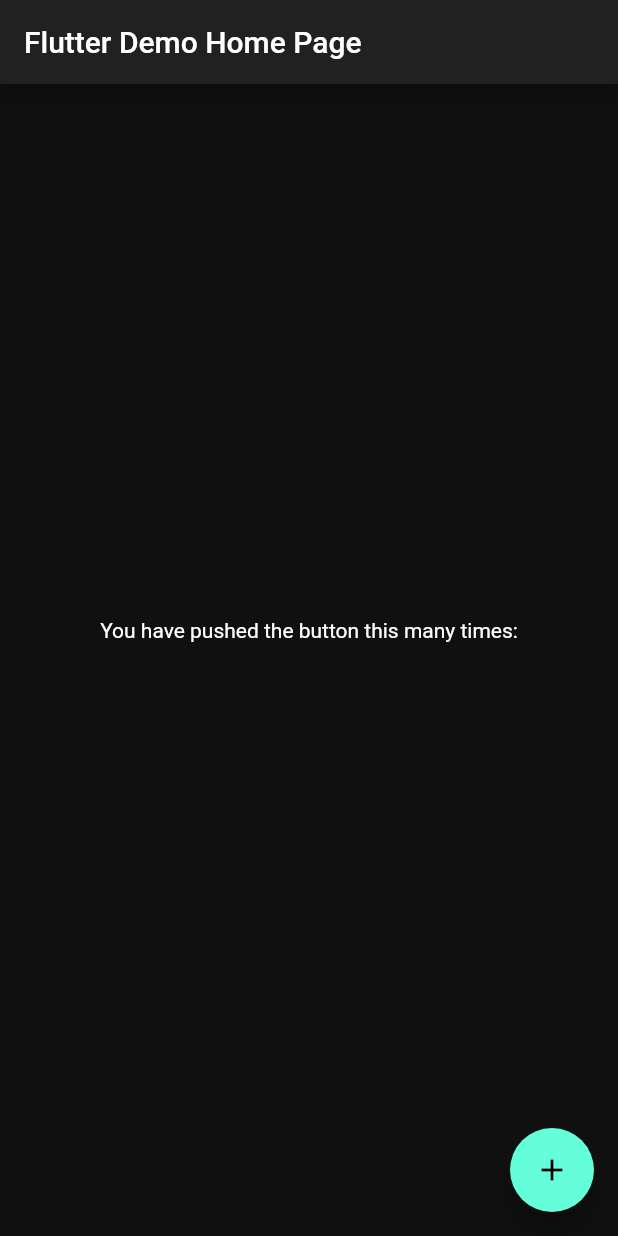
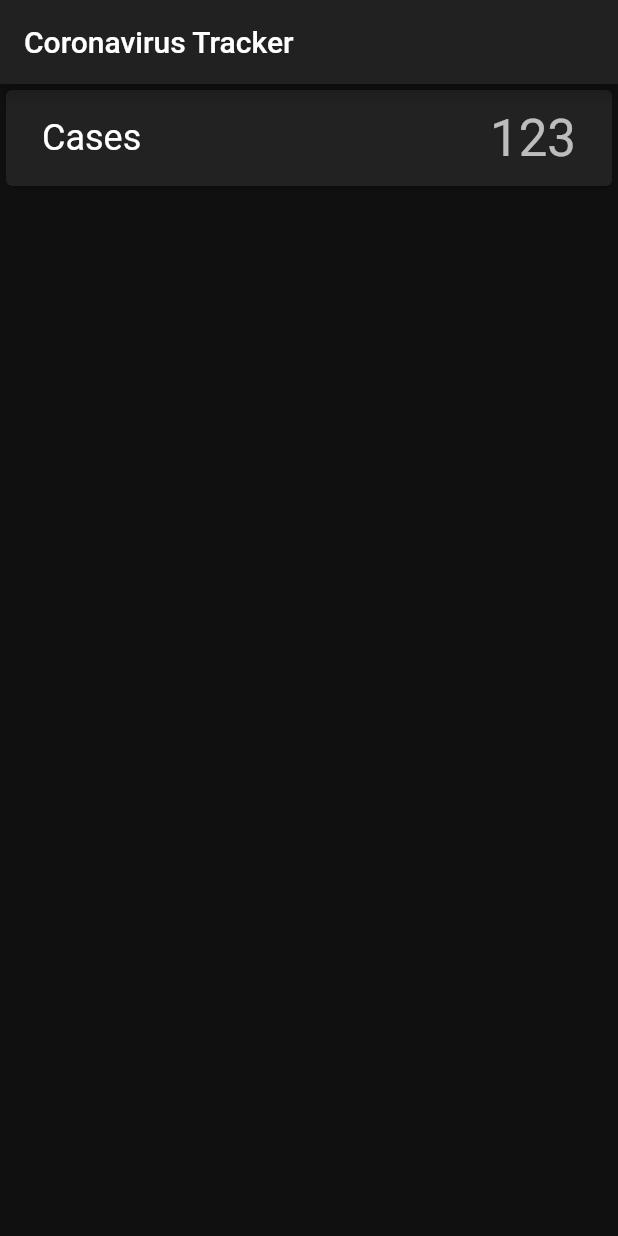
Before and after one commit to rlou88/covid_tracker_app_flutter, a Flutter app: the screen it shows after launch, on a phone screen of 412 x 824 dp. Run offline on Flutter 3.47's test engine with Material 2 defaults, Android fonts, the phone set to English and light mode, and no system bars.

Commit message:
add: cases card

```diff
--- a/lib/main.dart
+++ b/lib/main.dart
@@ -1,6 +1,7 @@
 import 'package:covid_tracker_app/app/repositories/data_repository.dart';
 import 'package:covid_tracker_app/app/services/api.dart';
 import 'package:covid_tracker_app/app/services/api_service.dart';
+import 'package:covid_tracker_app/ui/dashboard.dart';
 import 'package:flutter/material.dart';
 import 'package:provider/provider.dart';
 
@@ -17,119 +18,14 @@ class MyApp extends StatelessWidget {
         apiService: APIService(API.sandbox()),
       ),
       child: MaterialApp(
-        showSemanticsDebugger: false,
+        debugShowCheckedModeBanner: false,
         title: 'Coronavirus Tracker',
         theme: ThemeData.dark().copyWith(
           scaffoldBackgroundColor: Color(0xFF101010),
           cardColor: Color(0xFF222222),
         ),
-        home: MyHomePage(title: 'Flutter Demo Home Page'),
+        home: Dashboard(),
       ),
     );
   }
 }
-
-class MyHomePage extends StatefulWidget {
-  MyHomePage({Key key, this.title}) : super(key: key);
-
-  // This widget is the home page of your application. It is stateful, meaning
-  // that it has a State object (defined below) that contains fields that affect
-  // how it looks.
-
-  // This class is the configuration for the state. It holds the values (in this
-  // case the title) provided by the parent (in this case the App widget) and
-  // used by the build method of the State. Fields in a Widget subclass are
-  // always marked "final".
-
-  final String title;
-
-  @override
-  _MyHomePageState createState() => _MyHomePageState();
-}
-
-class _MyHomePageState extends State<MyHomePage> {
-  String _accessToken = '';
-  int _cases;
-  int _deaths;
-
-  void _updateAccessToken() async {
-    final apiService = APIService(API.sandbox());
-    final accessToken = await apiService.getAccessToken();
-    final cases = await apiService.getEndpointData(
-      accessToken: accessToken,
-      endpoint: Endpoint.cases,
-    );
-    final deaths = await apiService.getEndpointData(
-      accessToken: accessToken,
-      endpoint: Endpoint.deaths,
-    );
-
-    setState(() {
-      _accessToken = accessToken;
-      _cases = cases;
-      _deaths = deaths;
-    });
-  }
-
-  @override
-  Widget build(BuildContext context) {
-    // This method is rerun every time setState is called, for instance as done
-    // by the _incrementCounter method above.
-    //
-    // The Flutter framework has been optimized to make rerunning build methods
-    // fast, so that you can just rebuild anything that needs updating rather
-    // than having to individually change instances of widgets.
-    return Scaffold(
-      appBar: AppBar(
-        // Here we take the value from the MyHomePage object that was created by
-        // the App.build method, and use it to set our appbar title.
-        title: Text(widget.title),
-      ),
-      body: Center(
-        // Center is a layout widget. It takes a single child and positions it
-        // in the middle of the parent.
-        child: Column(
-          // Column is also a layout widget. It takes a list of children and
-          // arranges them vertically. By default, it sizes itself to fit its
-          // children horizontally, and tries to be as tall as its parent.
-          //
-          // Invoke "debug painting" (press "p" in the console, choose the
-          // "Toggle Debug Paint" action from the Flutter Inspector in Android
-          // Studio, or the "Toggle Debug Paint" command in Visual Studio Code)
-          // to see the wireframe for each widget.
-          //
-          // Column has various properties to control how it sizes itself and
-          // how it positions its children. Here we use mainAxisAlignment to
-          // center the children vertically; the main axis here is the vertical
-          // axis because Columns are vertical (the cross axis would be
-          // horizontal).
-          mainAxisAlignment: MainAxisAlignment.center,
-          children: <Widget>[
-            Text(
-              'You have pushed the button this many times:',
-            ),
-            Text(
-              '$_accessToken',
-              style: Theme.of(context).textTheme.headline4,
-            ),
-            if (_cases != null)
-              Text(
-                '$_cases',
-                style: Theme.of(context).textTheme.headline4,
-              ),
-            if (_deaths != null)
-              Text(
-                '$_deaths',
-                style: Theme.of(context).textTheme.headline4,
-              ),
-          ],
-        ),
-      ),
-      floatingActionButton: FloatingActionButton(
-        onPressed: _updateAccessToken,
-        tooltip: 'Increment',
-        child: Icon(Icons.add),
-      ), // This trailing comma makes auto-formatting nicer for build methods.
-    );
-  }
-}
--- /dev/null
+++ b/lib/ui/dashboard.dart
@@ -0,0 +1,27 @@
+import 'package:covid_tracker_app/app/services/api.dart';
+import 'package:covid_tracker_app/ui/endpoint_card.dart';
+import 'package:flutter/material.dart';
+
+class Dashboard extends StatefulWidget {
+  @override
+  _DashboardState createState() => _DashboardState();
+}
+
+class _DashboardState extends State<Dashboard> {
+  @override
+  Widget build(BuildContext context) {
+    return Scaffold(
+      appBar: AppBar(
+        title: Text('Coronavirus Tracker'),
+      ),
+      body: ListView(
+        children: [
+          EndpointCard(
+            endpoint: Endpoint.cases,
+            value: 123,
+          ),
+        ],
+      ),
+    );
+  }
+}
--- /dev/null
+++ b/lib/ui/endpoint_card.dart
@@ -0,0 +1,33 @@
+import 'package:covid_tracker_app/app/services/api.dart';
+import 'package:flutter/material.dart';
+
+class EndpointCard extends StatelessWidget {
+  const EndpointCard({Key key, this.endpoint, this.value}) : super(key: key);
+  final Endpoint endpoint;
+  final int value;
+
+  @override
+  Widget build(BuildContext context) {
+    return Card(
+      child: Padding(
+        padding: const EdgeInsets.symmetric(horizontal: 8.0, vertical: 4.0),
+        child: Padding(
+          padding: const EdgeInsets.symmetric(horizontal: 16.0, vertical: 8.0),
+          child: Row(
+            mainAxisAlignment: MainAxisAlignment.spaceBetween,
+            children: [
+              Text(
+                'Cases',
+                style: Theme.of(context).textTheme.headline5,
+              ),
+              Text(
+                value != null ? value.toString() : '',
+                style: Theme.of(context).textTheme.headline4,
+              ),
+            ],
+          ),
+        ),
+      ),
+    );
+  }
+}
```
